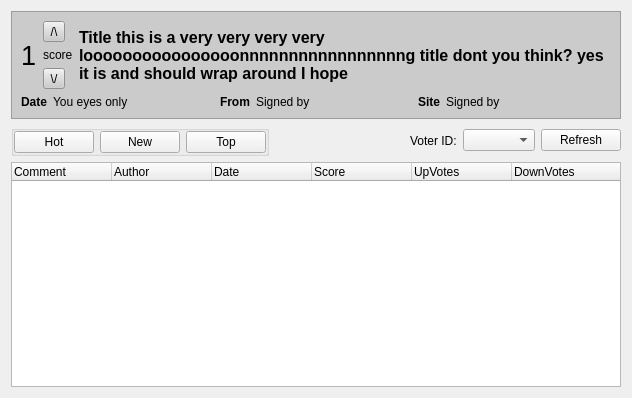
First picture: the form in retroshare-gui/src/gui/gxs/GxsCommentDialog.ui, repository RetroShare/RetroShare, before the edit.
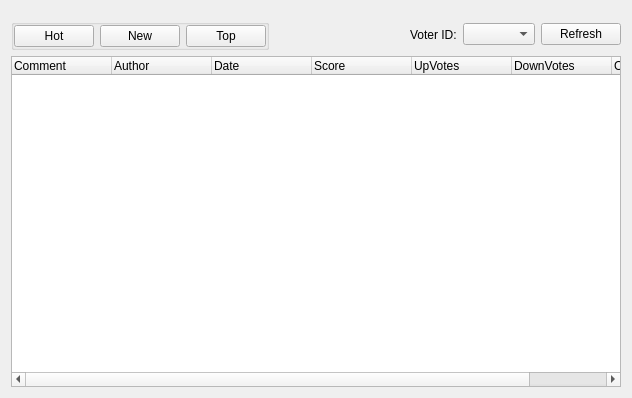
Second picture: the form after the edit. Custom widgets are drawn as their Qt base class.

Commit message: Finished most of Comment GUI side.  - Created GxsFeedItem to subclass all potential Gxs feeds.  - Modified GxsChannelPostItem & PostedItem to use GxsFeedItem.  - Added Posted and Channel Items to Comment Header.  - Added Message Title to Comment Tab.  - Added MessageBoxes for missing signatures in various places.  - Changed Licence from GPL to LGPL for gxs, Posted, gxschannels.  - Deleted Old Posted Classes that are no longer needed.  - Added Comment Up/Down/Own Vote to CommentTree.  - Tweaked FeedHolder fns to support GXS comments.

The edit to the form file:
```diff
--- a/retroshare-gui/src/gui/gxs/GxsCommentDialog.ui
+++ b/retroshare-gui/src/gui/gxs/GxsCommentDialog.ui
@@ -22,222 +22,16 @@
        <verstretch>0</verstretch>
       </sizepolicy>
      </property>
-     <property name="styleSheet">
-      <string notr="true">background-color: rgb(203, 203, 203);</string>
-     </property>
-     <property name="frameShape">
-      <enum>QFrame::StyledPanel</enum>
-     </property>
-     <property name="frameShadow">
-      <enum>QFrame::Raised</enum>
-     </property>
-     <layout class="QVBoxLayout" name="verticalLayout_2">
-      <item>
-       <layout class="QHBoxLayout" name="horizontalLayout_2" stretch="0,0,1">
-        <item>
-         <widget class="QLabel" name="scoreLabel">
-          <property name="font">
-           <font>
-            <pointsize>20</pointsize>
-           </font>
-          </property>
-          <property name="text">
-           <string>1</string>
-          </property>
-         </widget>
-        </item>
-        <item>
-         <layout class="QVBoxLayout" name="verticalLayout">
-          <item>
-           <widget class="QToolButton" name="voteUpButton">
-            <property name="text">
-             <string>/\</string>
-            </property>
-           </widget>
-          </item>
-          <item>
-           <widget class="QLabel" name="label">
-            <property name="text">
-             <string>score</string>
-            </property>
-           </widget>
-          </item>
-          <item>
-           <widget class="QToolButton" name="voteDownButton">
-            <property name="text">
-             <string>\/</string>
-            </property>
-           </widget>
-          </item>
-         </layout>
-        </item>
-        <item>
-         <widget class="QLabel" name="titleLabel">
-          <property name="sizePolicy">
-           <sizepolicy hsizetype="Preferred" vsizetype="Fixed">
-            <horstretch>0</horstretch>
-            <verstretch>0</verstretch>
-           </sizepolicy>
-          </property>
-          <property name="font">
-           <font>
-            <pointsize>12</pointsize>
-            <weight>75</weight>
-            <bold>true</bold>
-           </font>
-          </property>
-          <property name="text">
-           <string>Title this is a very very very very loooooooooooooooonnnnnnnnnnnnnnnnng title dont you think? yes it is and should wrap around I hope</string>
-          </property>
-          <property name="wordWrap">
-           <bool>true</bool>
-          </property>
-          <property name="openExternalLinks">
-           <bool>true</bool>
-          </property>
-         </widget>
-        </item>
-       </layout>
-      </item>
-      <item>
-       <layout class="QHBoxLayout" name="horizontalLayout_3">
-        <item>
-         <layout class="QHBoxLayout" name="_4">
-          <item>
-           <widget class="QLabel" name="dateBoldLabel">
-            <property name="sizePolicy">
-             <sizepolicy hsizetype="Preferred" vsizetype="Fixed">
-              <horstretch>0</horstretch>
-              <verstretch>0</verstretch>
-             </sizepolicy>
-            </property>
-            <property name="font">
-             <font>
-              <pointsize>9</pointsize>
-              <weight>75</weight>
-              <bold>true</bold>
-             </font>
-            </property>
-            <property name="text">
-             <string>Date</string>
-            </property>
-           </widget>
-          </item>
-          <item>
-           <widget class="QLabel" name="dateLabel">
-            <property name="sizePolicy">
-             <sizepolicy hsizetype="Expanding" vsizetype="Fixed">
-              <horstretch>0</horstretch>
-              <verstretch>0</verstretch>
-             </sizepolicy>
-            </property>
-            <property name="font">
-             <font>
-              <pointsize>9</pointsize>
-             </font>
-            </property>
-            <property name="text">
-             <string notr="true">You eyes only</string>
-            </property>
-            <property name="openExternalLinks">
-             <bool>true</bool>
-            </property>
-           </widget>
-          </item>
-         </layout>
-        </item>
-        <item>
-         <layout class="QHBoxLayout" name="_3">
-          <item>
-           <widget class="QLabel" name="fromBoldLabel">
-            <property name="sizePolicy">
-             <sizepolicy hsizetype="Preferred" vsizetype="Fixed">
-              <horstretch>0</horstretch>
-              <verstretch>0</verstretch>
-             </sizepolicy>
-            </property>
-            <property name="font">
-             <font>
-              <pointsize>9</pointsize>
-              <weight>75</weight>
-              <bold>true</bold>
-             </font>
-            </property>
-            <property name="text">
-             <string>From</string>
-            </property>
-           </widget>
-          </item>
-          <item>
-           <widget class="QLabel" name="fromLabel">
-            <property name="sizePolicy">
-             <sizepolicy hsizetype="Expanding" vsizetype="Fixed">
-              <horstretch>0</horstretch>
-              <verstretch>0</verstretch>
-             </sizepolicy>
-            </property>
-            <property name="font">
-             <font>
-              <pointsize>9</pointsize>
-             </font>
-            </property>
-            <property name="text">
-             <string notr="true">Signed by</string>
-            </property>
-            <property name="openExternalLinks">
-             <bool>true</bool>
-            </property>
-           </widget>
-          </item>
-         </layout>
-        </item>
-        <item>
-         <layout class="QHBoxLayout" name="_5">
-          <item>
-           <widget class="QLabel" name="fromBoldLabel_2">
-            <property name="sizePolicy">
-             <sizepolicy hsizetype="Preferred" vsizetype="Fixed">
-              <horstretch>0</horstretch>
-              <verstretch>0</verstretch>
-             </sizepolicy>
-            </property>
-            <property name="font">
-             <font>
-              <pointsize>9</pointsize>
-              <weight>75</weight>
-              <bold>true</bold>
-             </font>
-            </property>
-            <property name="text">
-             <string>Site</string>
-            </property>
-           </widget>
-          </item>
-          <item>
-           <widget class="QLabel" name="siteLabel">
-            <property name="sizePolicy">
-             <sizepolicy hsizetype="Expanding" vsizetype="Fixed">
-              <horstretch>0</horstretch>
-              <verstretch>0</verstretch>
-             </sizepolicy>
-            </property>
-            <property name="font">
-             <font>
-              <pointsize>9</pointsize>
-             </font>
-            </property>
-            <property name="text">
-             <string notr="true">Signed by</string>
-            </property>
-            <property name="openExternalLinks">
-             <bool>true</bool>
-            </property>
-           </widget>
-          </item>
-         </layout>
-        </item>
-       </layout>
-      </item>
+     <layout class="QVBoxLayout" name="verticalLayout">
+      <property name="leftMargin">
+       <number>9</number>
+      </property>
+      <property name="topMargin">
+       <number>1</number>
+      </property>
+      <property name="bottomMargin">
+       <number>1</number>
+      </property>
      </layout>
     </widget>
    </item>
@@ -364,6 +158,11 @@
        <string>DownVotes</string>
       </property>
      </column>
+     <column>
+      <property name="text">
+       <string>OwnVote</string>
+      </property>
+     </column>
     </widget>
    </item>
   </layout>
```
The commit also changes 54 other files.
